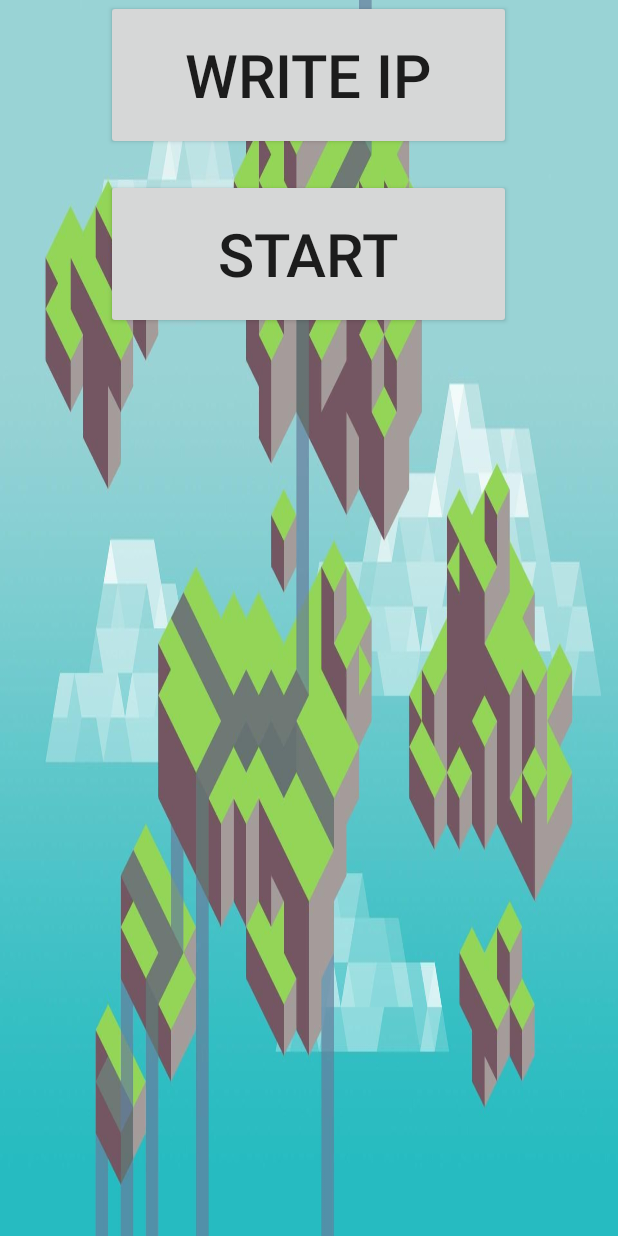
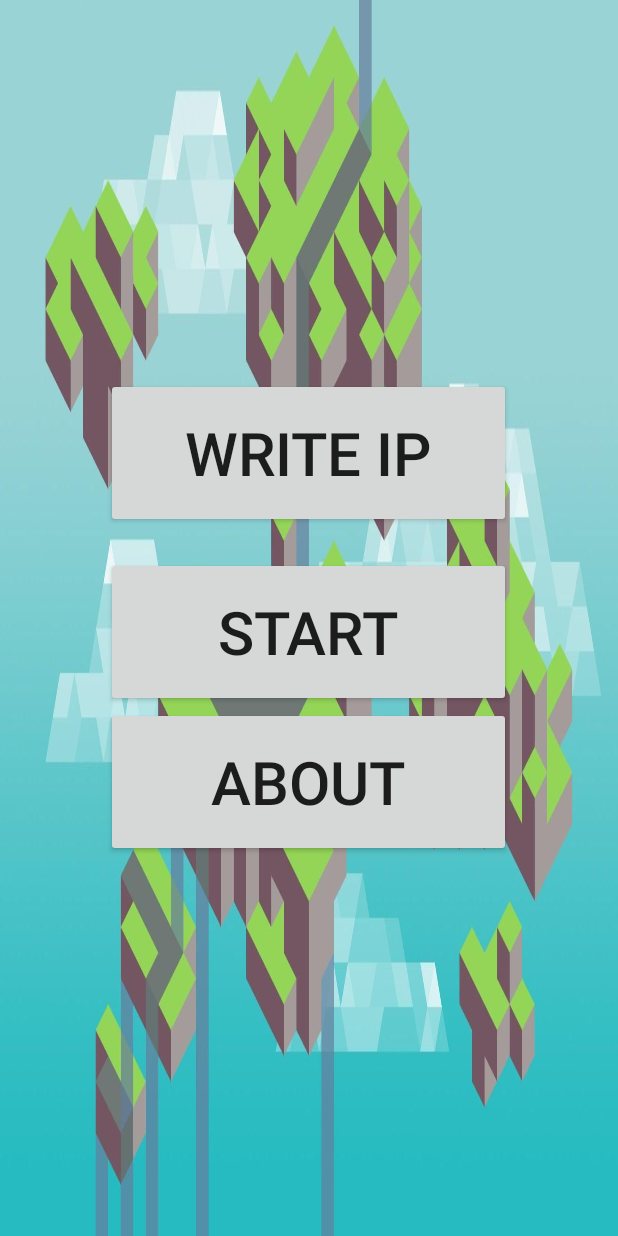
Before and after one commit to RoRu/Gamepad, an Android app: the screen it shows after launch (MainActivity), on a phone screen of 412 x 824 dp. Run offline under Robolectric (Android 15) with nearby library versions, the light colour scheme and no system bars.

Commit message:
add activity
Add button ABOUT
Add activity about
Add pic
Add rules

```diff
--- a/app/src/main/AndroidManifest.xml
+++ b/app/src/main/AndroidManifest.xml
@@ -24,6 +24,9 @@
                   android:label="Test">
         </activity>
 
+        <activity android:name=".AboutActivity"
+                  android:label="about"></activity>
+
     </application>
 
 </manifest>
--- a/app/src/main/java/com/nutrix/gamepad/app/MainActivity.kt
+++ b/app/src/main/java/com/nutrix/gamepad/app/MainActivity.kt
@@ -16,17 +16,25 @@ public class MainActivity: Activity() {
     private  var final_text: TextView? = null
 
     public override fun onCreate(savedInstanceState: Bundle?) {
+
         super.onCreate(savedInstanceState)
         setContentView(R.layout.activity_main)
 
         val buttonStart = findViewById(R.id.buttonStart) as Button
         buttonStart.setOnClickListener {
-            val SecAct = Intent(applicationContext, ActivityField::class.java)
-            startActivity(SecAct)
+            val secAct = Intent(applicationContext, ActivityField::class.java)
+            secAct.putExtra("ipConf", final_text!!.text.toString())
+            startActivity(secAct)
+        }
+
+        val buttonAbout = findViewById(R.id.buttonAbout) as Button
+        buttonAbout.setOnClickListener {
+            val thAct = Intent(applicationContext, AboutActivity::class.java)
+            startActivity(thAct)
         }
 
         buttonIP = findViewById(R.id.ip_button) as Button
-        final_text = findViewById(R.id.final_text) as TextView
+        final_text = findViewById(R.id.about_text) as TextView
 
         buttonIP!!.setOnClickListener {
             val li = LayoutInflater.from(context)
@@ -46,7 +54,6 @@ public class MainActivity: Activity() {
 
             val alertDialog = mDialogBuilder.create()
             alertDialog.show()
-            intent.putExtra(userInput.toString(), 0)
         }
     }
 }
--- a/app/src/main/res/layout/activity_main.xml
+++ b/app/src/main/res/layout/activity_main.xml
@@ -3,6 +3,7 @@
               android:orientation="vertical"
               android:layout_width="match_parent"
               android:layout_height="match_parent"
+              android:gravity="center"
               android:background="@drawable/pixel_islands">
 <Button
         android:id="@+id/ip_button"
@@ -17,7 +18,9 @@
         />
 
 <TextView
-        android:id="@+id/final_text"
+        android:id="@+id/about_text"
+        android:layout_alignParentLeft="true"
+        android:gravity="center"
         android:layout_width="match_parent"
         android:layout_height="wrap_content" >
 </TextView>
@@ -33,4 +36,16 @@
             android:textSize="40sp"
             android:text="START" />
 
+        <Button
+                android:id="@+id/buttonAbout"
+                android:layout_width="270dp"
+                android:layout_height="100dp"
+                android:layout_alignParentLeft="true"
+                android:layout_alignParentTop="true"
+                android:layout_centerVertical="true"
+                android:layout_gravity="center"
+                android:textSize="40sp"
+                android:text="ABOUT" />
+
+
 </LinearLayout>
--- a/app/src/main/res/values/strings.xml
+++ b/app/src/main/res/values/strings.xml
@@ -2,4 +2,5 @@
     <string name="app_name">Gamepad</string>
     <string name="hello_world">Hello world!</string>
     <string name="action_settings">Settings</string>
+    <string name="rules"></string>
 </resources>
```
Also changed, not shown: app/src/main/java/com/nutrix/gamepad/app/AboutActivity.kt (added, +13 -0 lines), app/src/main/java/com/nutrix/gamepad/app/ActivityField.kt (+8 -5 lines), app/src/main/java/com/nutrix/gamepad/app/Field.kt (+34 -35 lines), app/src/main/res/layout/activity_about.xml (added, +29 -0 lines), app/src/main/res/drawable/about.png (added).
